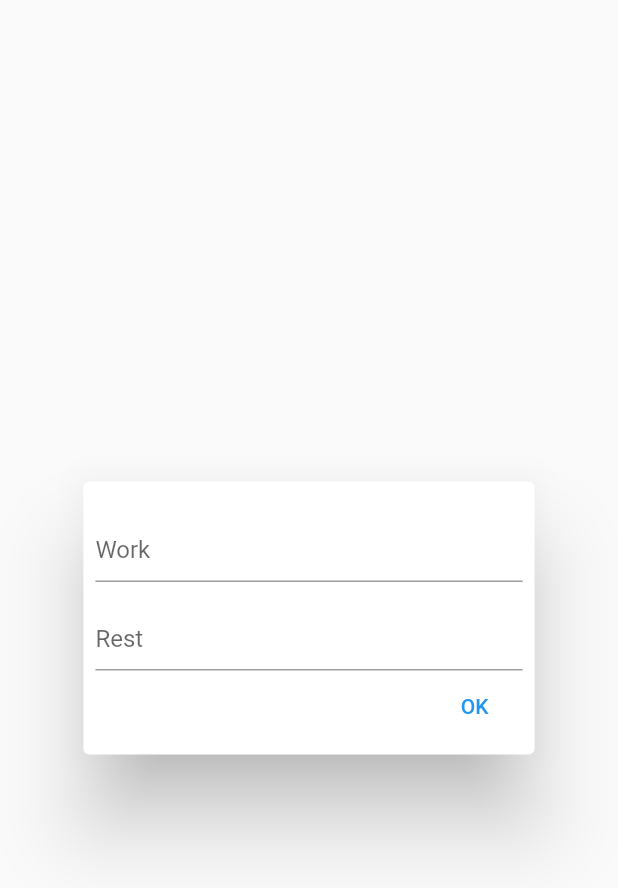
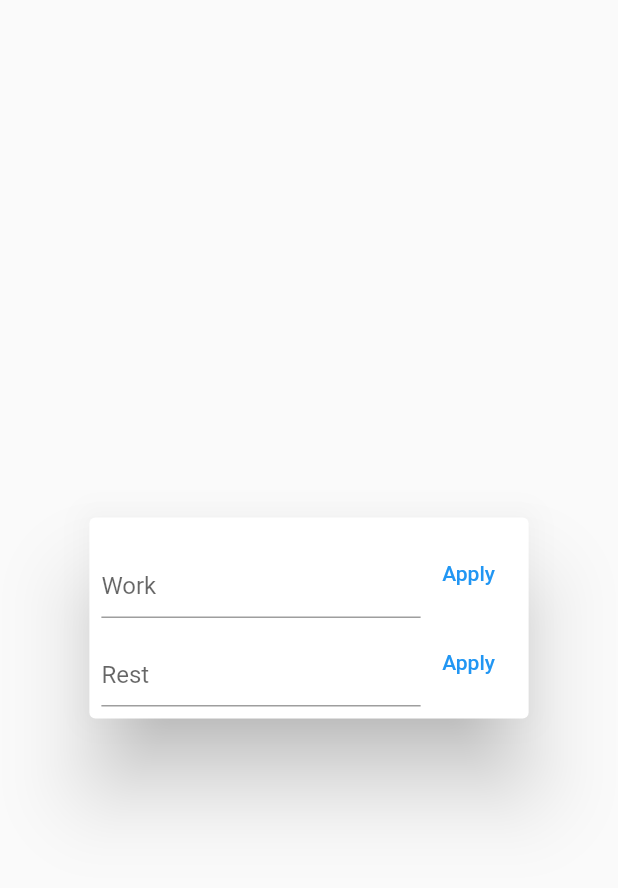
Before and after one commit to aleks-tpom6oh/cododoro, a Flutter app: the DurationsSettingsDialog widget shown alone on an empty page, opened directly, on a phone screen of 412 x 824 dp. Shown: the top 888 px of the screen. Run offline on Flutter 3.47's test engine with Material 2 defaults, Android fonts, the phone set to English and light mode, and no system bars; our stand-ins replace shared_preferences; accounts and stored records are empty.

Commit message:
Improve duration dialog layout

```diff
--- a/lib/views/DurationSettingsDialog.dart
+++ b/lib/views/DurationSettingsDialog.dart
@@ -38,7 +38,10 @@ class DurationsSettingsDialog extends StatelessWidget {
                     this.restDurationInputController?.text = restDuration;
                     return Column(
                       children: [
-                        TextField(
+                        Row(
+                          children: [
+                            Expanded(
+                              child: TextField(
                                 controller: this.workDurationInputController,
                                 maxLines: 1,
                                 textAlign: TextAlign.center,
@@ -49,7 +52,25 @@ class DurationsSettingsDialog extends StatelessWidget {
                                     labelText: "Work",
                                     hintText: workDuration),
                               ),
-                        TextField(
+                            ),
+                            TextButton(
+                              onPressed: () {
+                                final val =
+                                    this.workDurationInputController?.text;
+                                if (val != null) {
+                                  print("Sublitted $val ${double.parse(val)}");
+                                  this.settings?.setWorkDuration(
+                                      (double.parse(val) * 60).toInt());
+                                }
+                              },
+                              child: const Text('Apply'),
+                            )
+                          ],
+                        ),
+                        Row(
+                          children: [
+                            Expanded(
+                              child: TextField(
                                 controller: this.restDurationInputController,
                                 maxLines: 1,
                                 textAlign: TextAlign.center,
@@ -59,27 +80,27 @@ class DurationsSettingsDialog extends StatelessWidget {
                                     alignLabelWithHint: true,
                                     labelText: "Rest",
                                     hintText: restDuration),
+                              ),
+                            ),
+                            TextButton(
+                              onPressed: () {
+                                final restVal =
+                                    this.restDurationInputController?.text;
+                                if (restVal != null) {
+                                  print(
+                                      "Sublitted $restVal ${double.parse(restVal)}");
+                                  this.settings?.setRestDuration(
+                                      (double.parse(restVal) * 60).toInt());
+                                }
+                              },
+                              child: const Text('Apply'),
+                            )
+                          ],
                         )
                       ],
                     );
                   });
             }),
-        TextButton(
-          onPressed: () {
-            final val = this.workDurationInputController?.text;
-            if (val != null) {
-              print("Sublitted $val ${double.parse(val)}");
-              this.settings?.setWorkDuration((double.parse(val) * 60).toInt());
-            }
-            final restVal = this.restDurationInputController?.text;
-            if (restVal != null) {
-              print("Sublitted $restVal ${double.parse(restVal)}");
-              this.settings?.setRestDuration((double.parse(restVal) * 60).toInt());
-            }
-            Navigator.pop(context);
-          },
-          child: const Text('OK'),
-        )
       ],
     );
   }
```
Lines whose indentation alone changed are shown as unchanged.
